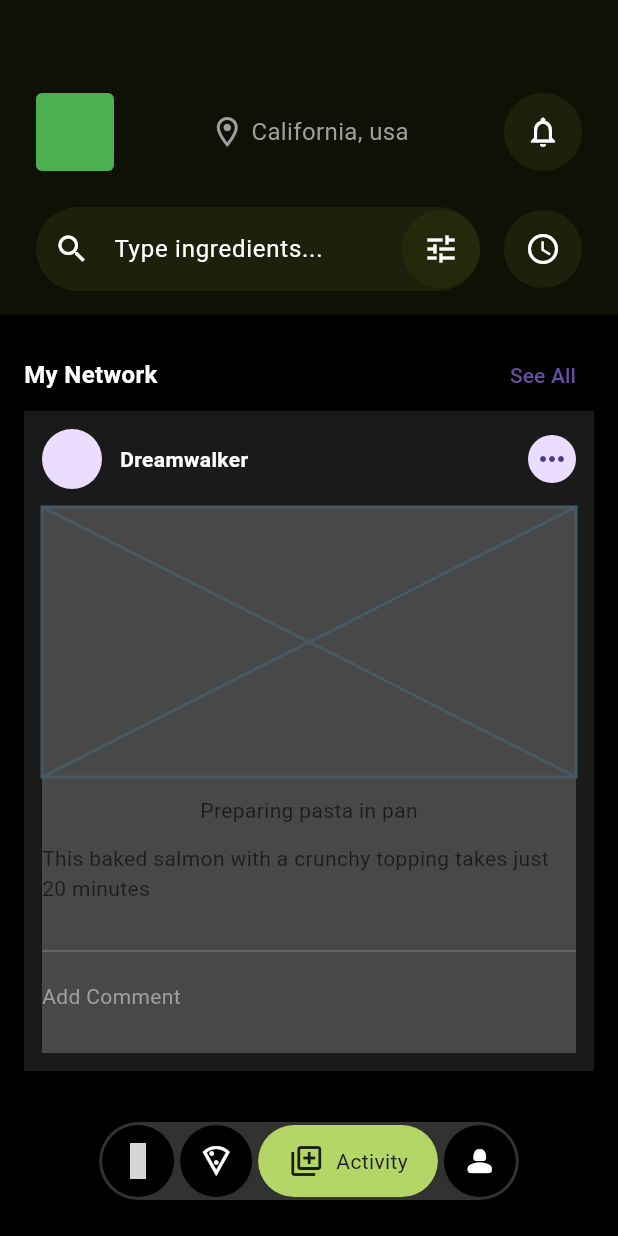
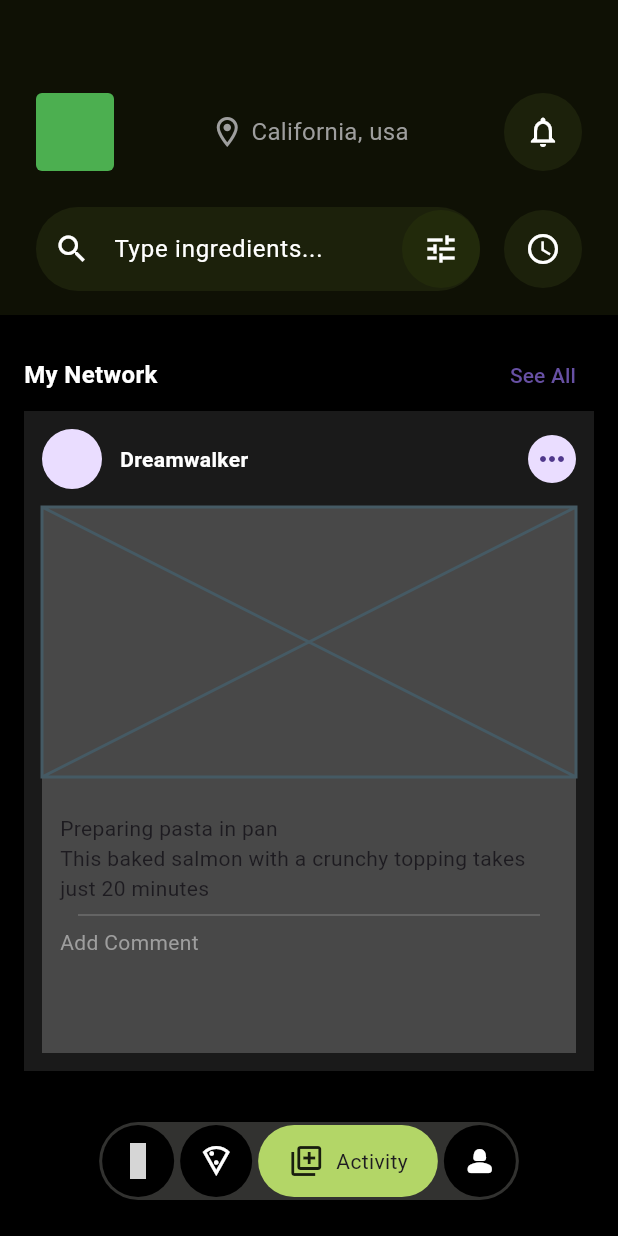
Before and after one commit to JAICHANGPARK/flutter_notebook_chapter_43, a Flutter app: the FoodOrderMainPage screen opened directly, item 3 of the bottom bar chosen, on a phone screen of 412 x 824 dp. Run offline on Flutter 3.47's test engine with Material 3 defaults, Android fonts, the phone set to English and light mode, and no system bars; our stand-ins replace gap, hugeicons, percent_indicator; network calls fail; grey boxes are pictures that could not be loaded.

Commit message:
Update food_order_activity_page.dart

```diff
--- a/lib/ep2393_food_order_app/ui/activity/food_order_activity_page.dart
+++ b/lib/ep2393_food_order_app/ui/activity/food_order_activity_page.dart
@@ -71,6 +71,11 @@ class _FoodOrderActivityPageState extends State<FoodOrderActivityPage> {
                           height: 180,
                           child: Placeholder(),
                         ),
+                        Padding(
+                          padding: const EdgeInsets.all(12.0),
+                          child: Column(
+                            crossAxisAlignment: CrossAxisAlignment.start,
+                            children: [
                               Text("Preparing pasta in pan"),
                               Text(
                                 "This baked salmon with a crunchy topping takes just 20 minutes",
@@ -80,6 +85,8 @@ class _FoodOrderActivityPageState extends State<FoodOrderActivityPage> {
                               ),
                               Divider(
                                 color: Colors.white.withValues(alpha: .2),
+                                indent: 12,
+                                endIndent: 12,
                               ),
                               Row(
                                 children: [
@@ -93,6 +100,10 @@ class _FoodOrderActivityPageState extends State<FoodOrderActivityPage> {
                               )
                             ],
                           ),
+                        )
+
+                      ],
+                    ),
                   ),
                 )
               ],
```
Lines whose indentation alone changed are shown as unchanged.
